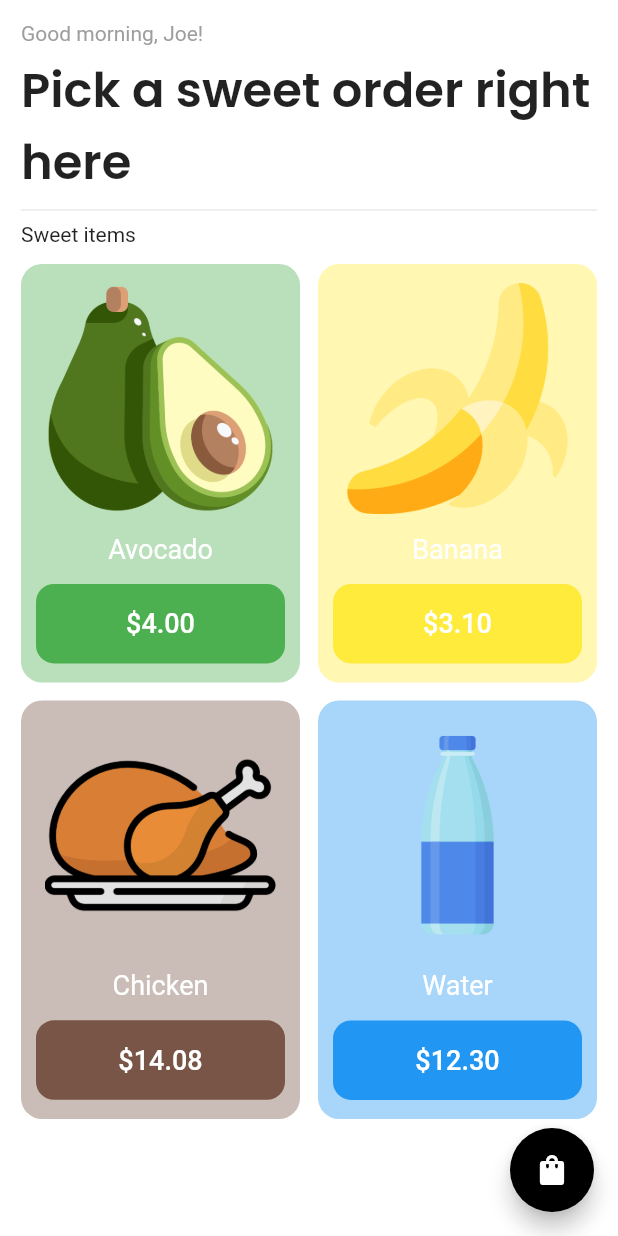
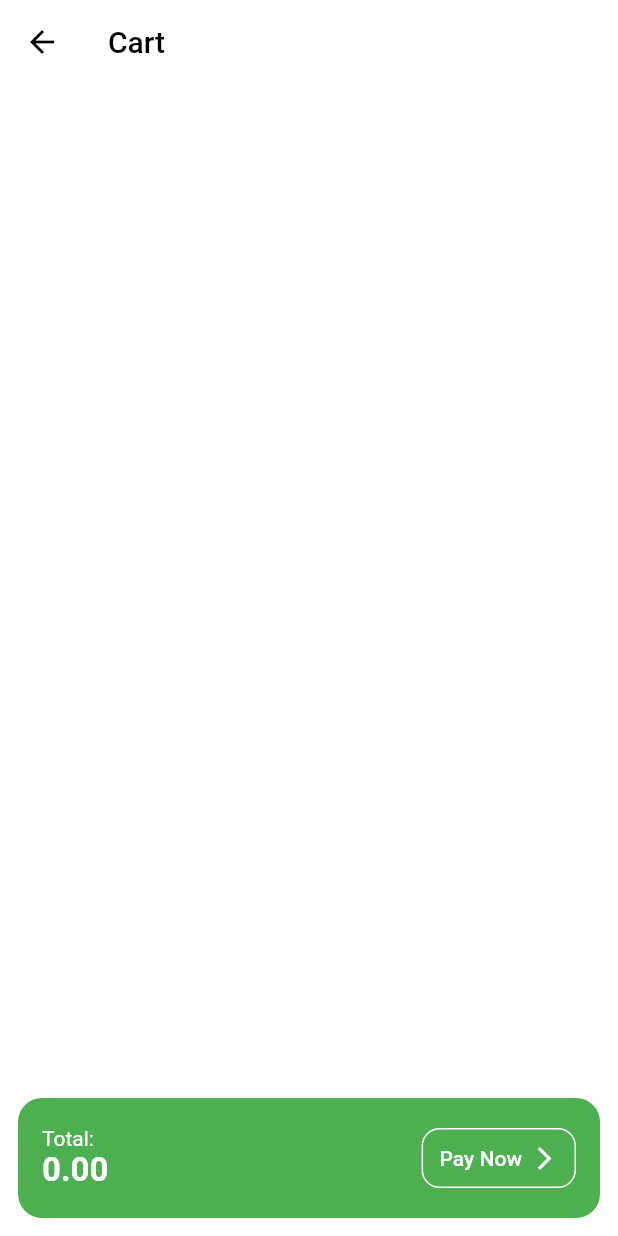
Before and after one commit to igitasjay/my_cart, a Flutter app: the HomePage screen opened directly, after a tap on the "shopping bag" icon, on a phone screen of 412 x 824 dp. Run offline on Flutter 3.47's test engine with Material 3 defaults, Android fonts, the phone set to English and light mode, and no system bars; our stand-ins replace google_fonts.

Commit message:
version 1.

```diff
--- a/lib/component/my.tile.dart
+++ b/lib/component/my.tile.dart
@@ -3,12 +3,14 @@ import 'package:flutter/material.dart';
 class MyTile extends StatelessWidget {
   final String name, imagePath, price;
   final Color color;
+  final Function()? onPressed;
   const MyTile({
     super.key,
     required this.name,
     required this.price,
     required this.color,
     required this.imagePath,
+    this.onPressed,
   });
 
   @override
@@ -34,7 +36,7 @@ class MyTile extends StatelessWidget {
             child: SizedBox(
               width: double.infinity,
               child: FilledButton(
-                onPressed: () {},
+                onPressed: onPressed,
                 style: FilledButton.styleFrom(backgroundColor: color),
                 child: Text(
                   "\$$price",
--- a/lib/model/cart.model.dart
+++ b/lib/model/cart.model.dart
@@ -7,5 +7,30 @@ class CartModel extends ChangeNotifier {
     ["Chicken", "14.08", "assets/chicken.png", Colors.brown],
     ["Water", "12.30", "assets/water.png", Colors.blue],
   ];
+
+  final List _cartItems = [];
+
   List get shopItems => _shopItems;
+  List get cartItems => _cartItems;
+
+  // Add item to cart
+  void addItem(int index) {
+    _cartItems.add(_shopItems[index]);
+    notifyListeners();
+  }
+
+  // Remove item from cart
+  removeItem(int index) {
+    _cartItems.removeAt(index);
+    notifyListeners();
+  }
+
+  // Calculate the total price
+  double calculateTotal() {
+    double total = 0.0;
+    for (var item in _cartItems) {
+      total += double.parse(item[1]);
+    }
+    return total;
+  }
 }
--- a/lib/pages/home.page.dart
+++ b/lib/pages/home.page.dart
@@ -2,17 +2,29 @@ import 'package:flutter/material.dart';
 import 'package:google_fonts/google_fonts.dart';
 import 'package:my_cart/component/my.tile.dart';
 import 'package:my_cart/model/cart.model.dart';
+import 'package:my_cart/pages/my.cart.dart';
 import 'package:provider/provider.dart';
 
-class HomePage extends StatelessWidget {
+class HomePage extends StatefulWidget {
   const HomePage({super.key});
 
   @override
+  State<HomePage> createState() => _HomePageState();
+}
+
+class _HomePageState extends State<HomePage> {
+  @override
   Widget build(BuildContext context) {
     return Scaffold(
-      // appBar: AppBar(),
       floatingActionButton: FloatingActionButton(
-        onPressed: () {},
+        onPressed: () {
+          Navigator.push(
+            context,
+            MaterialPageRoute(
+              builder: (_) => const CartPage(),
+            ),
+          );
+        },
         backgroundColor: Colors.black,
         child: const Icon(Icons.shopping_bag),
       ),
@@ -54,6 +66,10 @@ class HomePage extends StatelessWidget {
                         price: value.shopItems[index][1],
                         imagePath: value.shopItems[index][2],
                         color: value.shopItems[index][3],
+                        onPressed: () => Provider.of<CartModel>(
+                          context,
+                          listen: false,
+                        ).addItem(index),
                       );
                     },
                   );
--- a/lib/pages/intro.page.dart
+++ b/lib/pages/intro.page.dart
@@ -24,7 +24,7 @@ class IntroPage extends StatelessWidget {
                 ),
               ),
               const Text(
-                "Shop til' yo dropppppp...",
+                "Shop til' you dropppppp...",
                 style: TextStyle(
                   color: Colors.grey,
                 ),
--- /dev/null
+++ b/lib/pages/my.cart.dart
@@ -0,0 +1,102 @@
+import 'package:flutter/material.dart';
+import 'package:my_cart/model/cart.model.dart';
+import 'package:provider/provider.dart';
+
+class CartPage extends StatelessWidget {
+  const CartPage({super.key});
+
+  @override
+  Widget build(BuildContext context) {
+    return Scaffold(
+      appBar: AppBar(
+        foregroundColor: Colors.black,
+        title: const Text('Cart'),
+        elevation: 0,
+        backgroundColor: Colors.transparent,
+      ),
+      body: Consumer<CartModel>(
+        builder: (context, value, child) {
+          return Column(
+            children: [
+              Expanded(
+                child: ListView.builder(
+                  itemCount: value.cartItems.length,
+                  itemBuilder: (context, index) {
+                    return Container(
+                      margin: const EdgeInsets.symmetric(horizontal: 12)
+                          .copyWith(top: 12),
+                      decoration: BoxDecoration(
+                        borderRadius: BorderRadius.circular(14),
+                        color: Colors.grey.shade300,
+                      ),
+                      child: ListTile(
+                        leading: Image.asset(value.cartItems[index][2]),
+                        title: Text(value.cartItems[index][0]),
+                        subtitle: Text("\$${value.cartItems[index][1]}"),
+                        trailing: IconButton(
+                          onPressed: () {
+                            value.removeItem(index);
+                          },
+                          icon: const Icon(Icons.remove_circle_outline),
+                        ),
+                      ),
+                    );
+                  },
+                ),
+              ),
+              Container(
+                padding: const EdgeInsets.all(16),
+                margin: const EdgeInsets.all(12),
+                decoration: BoxDecoration(
+                  color: Colors.green,
+                  borderRadius: BorderRadius.circular(16),
+                ),
+                child: Row(
+                  mainAxisAlignment: MainAxisAlignment.spaceBetween,
+                  children: [
+                    Column(
+                      crossAxisAlignment: CrossAxisAlignment.start,
+                      children: [
+                        const Text(
+                          'Total:',
+                          style: TextStyle(color: Colors.white),
+                        ),
+                        Text(
+                          value.calculateTotal().toStringAsFixed(2),
+                          style: const TextStyle(
+                            color: Colors.white,
+                            fontSize: 22,
+                            fontWeight: FontWeight.w600,
+                          ),
+                        ),
+                      ],
+                    ),
+                    FilledButton(
+                      onPressed: () {},
+                      style: FilledButton.styleFrom(
+                          padding: const EdgeInsets.symmetric(
+                            horizontal: 12,
+                            vertical: 8,
+                          ),
+                          backgroundColor: Colors.transparent,
+                          side: const BorderSide(
+                            color: Colors.white,
+                          )),
+                      child: const Row(
+                        children: [
+                          Text("Pay Now"),
+                          SizedBox(width: 6),
+                          Icon(Icons.arrow_forward_ios),
+                        ],
+                      ),
+                    ),
+                  ],
+                ),
+              ),
+            ],
+          );
+        },
+      ),
+    );
+  }
+}
```
